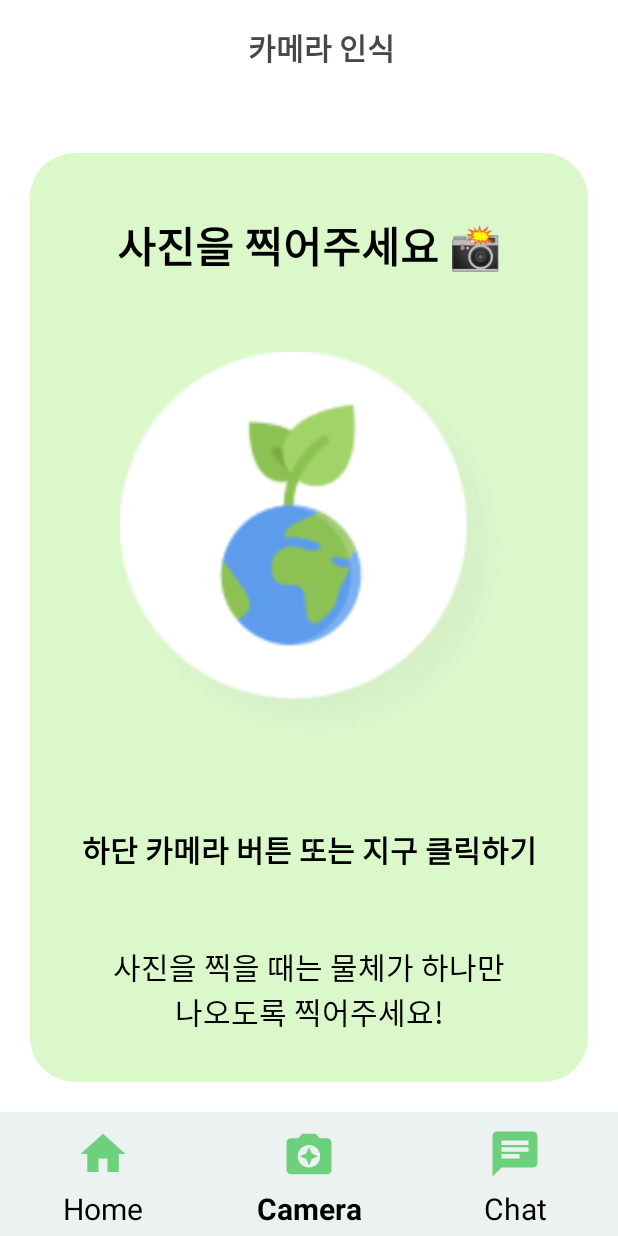
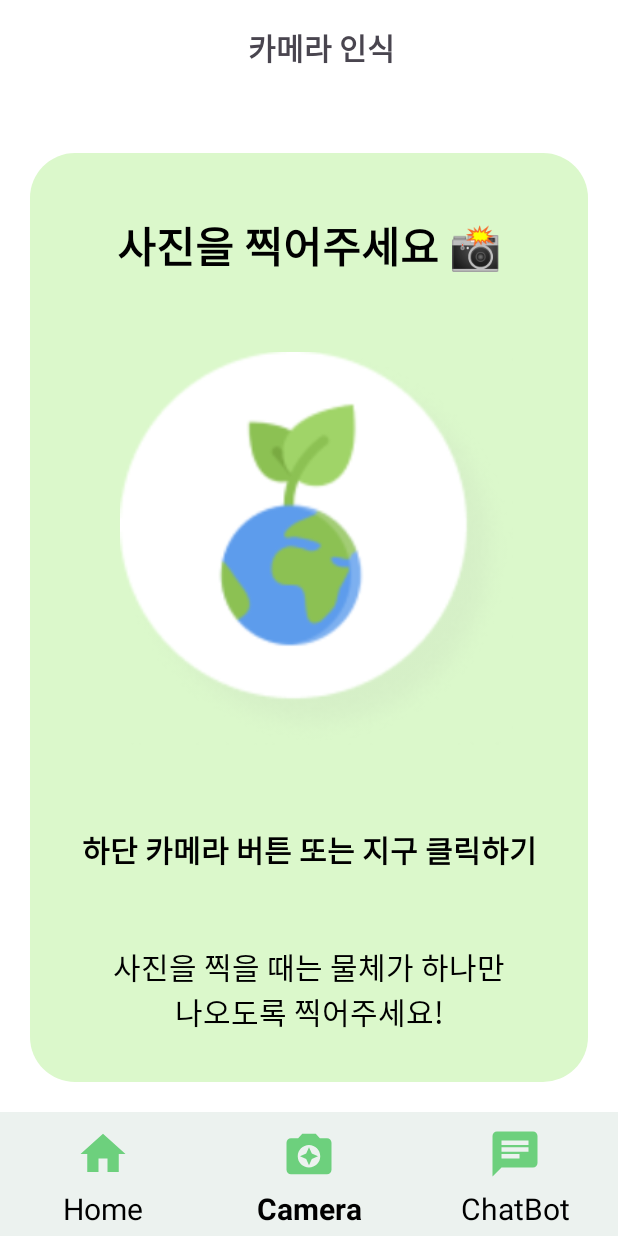
Before and after one commit to bkk21/Greenery, an Android app: the Camera screen opened directly, with no data from a screen before it, on a phone screen of 412 x 824 dp. Run offline under Robolectric (Android 15) with nearby library versions, the phone set to English and light mode, and no system bars.

Commit message:
20240127 - 전체 구현 완료

```diff
--- a/app/src/main/res/layout/activity_camera.xml
+++ b/app/src/main/res/layout/activity_camera.xml
@@ -232,7 +232,7 @@
                     <TextView
                         android:layout_width="match_parent"
                         android:layout_height="match_parent"
-                        android:text="Chat"
+                        android:text="ChatBot"
                         android:textColor="#000"
                         android:textSize="20sp"
                         android:gravity="center"/>
--- a/app/src/main/res/layout/activity_camera_result.xml
+++ b/app/src/main/res/layout/activity_camera_result.xml
@@ -225,7 +225,7 @@
                     <TextView
                         android:layout_width="match_parent"
                         android:layout_height="match_parent"
-                        android:text="Chat"
+                        android:text="ChatBot"
                         android:textColor="#000"
                         android:textSize="20sp"
                         android:gravity="center"/>
--- a/app/src/main/res/layout/activity_chat.xml
+++ b/app/src/main/res/layout/activity_chat.xml
@@ -251,7 +251,7 @@
                     <TextView
                         android:layout_width="match_parent"
                         android:layout_height="match_parent"
-                        android:text="Chat"
+                        android:text="ChatBot"
                         android:textSize="20sp"
                         android:textStyle="bold"
                         android:textColor="#000"
--- a/app/src/main/res/layout/activity_main.xml
+++ b/app/src/main/res/layout/activity_main.xml
@@ -214,7 +214,7 @@
                 <TextView
                     android:layout_width="match_parent"
                     android:layout_height="match_parent"
-                    android:text="Chat"
+                    android:text="ChatBot"
                     android:textSize="20sp"
                     android:textColor="#000"
                     android:gravity="center"/>
```
